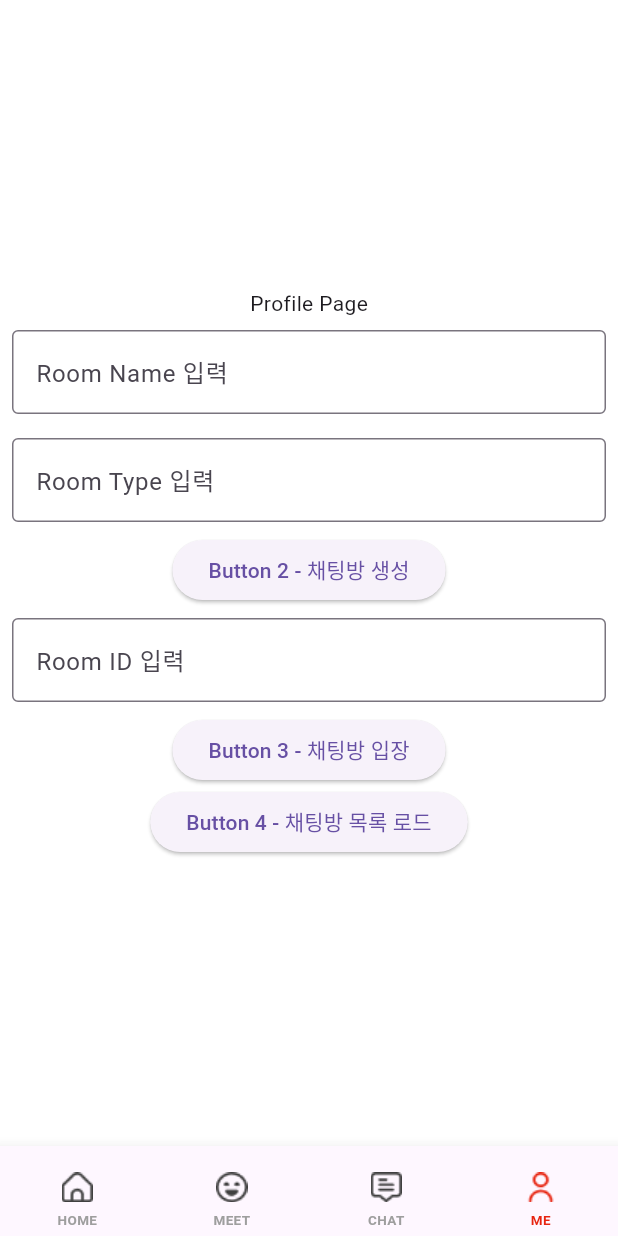
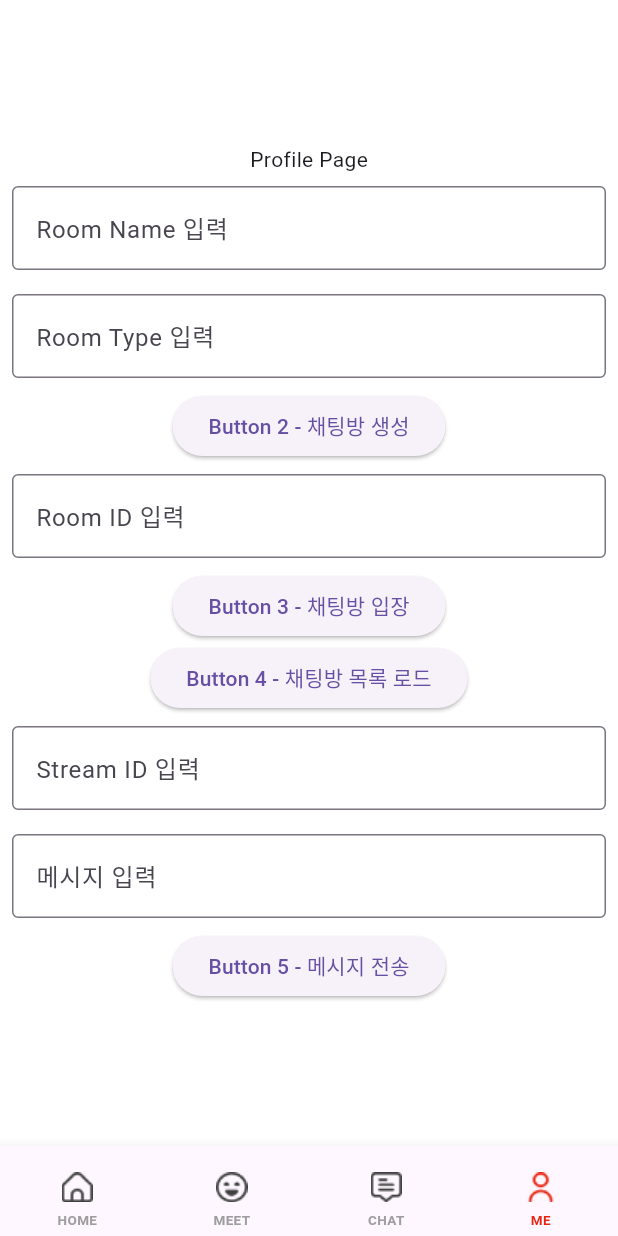
Before and after one commit to helloimda/hoseomeet, a Flutter app: the HomeScreen screen opened directly, item 4 of the bottom bar chosen, on a phone screen of 412 x 824 dp. Run offline on Flutter 3.47's test engine with Material 3 defaults, Android fonts, the phone set to English and light mode, and no system bars; our stand-ins replace sliding_up_panel; Roboto replaces fonts that are missing (Pretendard).

Commit message:
Feat:채팅 전송 테스트연동

```diff
--- /dev/null
+++ b/lib/api/chat/send_message_service.dart
@@ -0,0 +1,49 @@
+import 'dart:convert';
+import 'package:http/http.dart' as http;
+import '../../config.dart'; // config 파일 import
+import '../login/login_service.dart'; // AuthService import
+
+class SendMessageService {
+  final String sendMessageEndpoint = '${AppConfig.baseUrl}/messages/send/stream/';
+  final AuthService _authService;
+
+  SendMessageService(this._authService);
+
+  // 메시지를 보내는 함수
+  Future<void> sendMessage({
+    required int streamId,
+    required String messageContent,
+  }) async {
+    // 저장된 토큰을 가져옵니다.
+    String? token = _authService.accessToken;
+
+    if (token == null) {
+      throw Exception('로그인 토큰이 없습니다. 로그인이 필요합니다.');
+    }
+
+    // 요청 헤더 설정 (Bearer 토큰 추가)
+    final headers = {
+      'accept': 'application/json',
+      'Content-Type': 'application/x-www-form-urlencoded',
+      'Authorization': 'Bearer $token', // Bearer 토큰 추가
+    };
+
+    // 요청 바디 설정 (message_content 포함)
+    final body = {
+      'message_content': messageContent,
+    };
+
+    // POST 요청 보내기
+    final response = await http.post(
+      Uri.parse('$sendMessageEndpoint$streamId?lifetime_seconds=3600'),
+      headers: headers,
+      body: body, // URL 인코딩된 데이터 전송
+    );
+
+    if (response.statusCode == 200) {
+      print('메시지 전송 성공: ${response.body}');
+    } else {
+      throw Exception('메시지 전송에 실패했습니다: ${response.statusCode}');
+    }
+  }
+}
--- a/lib/pages/profile_page.dart
+++ b/lib/pages/profile_page.dart
@@ -3,6 +3,7 @@ import '../../api/login/login_service.dart'; // AuthService import
 import '../../api/chat/create_room_service.dart'; // CreateRoomService import
 import '../../api/chat/subcription_room_service.dart'; // JoinRoomService import
 import '../../api/chat/load_roomlist_service.dart'; // LoadRoomListService import
+import '../../api/chat/send_message_service.dart'; // SendMessageService import
 
 class ProfilePage extends StatefulWidget {
   @override
@@ -14,10 +15,13 @@ class _ProfilePageState extends State<ProfilePage> {
   late final CreateRoomService createRoomService;
   late final JoinRoomService joinRoomService; // JoinRoomService 추가
   late final LoadRoomListService loadRoomListService; // LoadRoomListService 추가
+  late final SendMessageService sendMessageService; // SendMessageService 추가
 
   final TextEditingController _roomNameController = TextEditingController(); // 방 이름 입력용
   final TextEditingController _roomTypeController = TextEditingController(); // 방 타입 입력용
   final TextEditingController _roomIdController = TextEditingController(); // Room ID 입력용
+  final TextEditingController _streamIdController = TextEditingController(); // Stream ID 입력용
+  final TextEditingController _messageController = TextEditingController(); // 메시지 입력용
 
   @override
   void initState() {
@@ -25,6 +29,7 @@ class _ProfilePageState extends State<ProfilePage> {
     createRoomService = CreateRoomService(authService); // CreateRoomService 초기화
     joinRoomService = JoinRoomService(authService); // JoinRoomService 초기화
     loadRoomListService = LoadRoomListService(authService); // LoadRoomListService 초기화
+    sendMessageService = SendMessageService(authService); // SendMessageService 초기화
   }
 
   @override
@@ -32,12 +37,15 @@ class _ProfilePageState extends State<ProfilePage> {
     _roomNameController.dispose(); // 컨트롤러 해제
     _roomTypeController.dispose(); // 컨트롤러 해제
     _roomIdController.dispose(); // 컨트롤러 해제
+    _streamIdController.dispose(); // 컨트롤러 해제
+    _messageController.dispose(); // 컨트롤러 해제
     super.dispose();
   }
 
   @override
   Widget build(BuildContext context) {
     return Center(
+      child: SingleChildScrollView( // 스크롤 가능하도록 추가
         child: Column(
           mainAxisAlignment: MainAxisAlignment.center,
           children: [
@@ -161,7 +169,64 @@ class _ProfilePageState extends State<ProfilePage> {
               },
               child: Text('Button 4 - 채팅방 목록 로드'),
             ),
+
+            // Stream ID 입력 텍스트박스 (메시지 전송용)
+            Padding(
+              padding: const EdgeInsets.all(8.0),
+              child: TextField(
+                controller: _streamIdController,
+                decoration: InputDecoration(
+                  border: OutlineInputBorder(),
+                  labelText: 'Stream ID 입력',
+                ),
+                keyboardType: TextInputType.number, // 숫자 입력용 키보드
+              ),
+            ),
+
+            // 메시지 입력 텍스트박스
+            Padding(
+              padding: const EdgeInsets.all(8.0),
+              child: TextField(
+                controller: _messageController,
+                decoration: InputDecoration(
+                  border: OutlineInputBorder(),
+                  labelText: '메시지 입력',
+                ),
+              ),
+            ),
+
+            ElevatedButton(
+              onPressed: () async {
+                try {
+                  final streamId = int.tryParse(_streamIdController.text);
+                  final messageContent = _messageController.text;
+
+                  if (streamId == null || messageContent.isEmpty) {
+                    ScaffoldMessenger.of(context).showSnackBar(
+                      SnackBar(content: Text('유효한 Stream ID와 메시지를 입력하세요.')),
+                    );
+                    return;
+                  }
+
+                  // SendMessageService를 사용하여 메시지 전송
+                  await sendMessageService.sendMessage(
+                    streamId: streamId,
+                    messageContent: messageContent,
+                  );
+                  ScaffoldMessenger.of(context).showSnackBar(
+                    SnackBar(content: Text('메시지 전송 성공')),
+                  );
+                } catch (error) {
+                  print('오류 발생: $error');
+                  ScaffoldMessenger.of(context).showSnackBar(
+                    SnackBar(content: Text('메시지 전송 실패: $error')),
+                  );
+                }
+              },
+              child: Text('Button 5 - 메시지 전송'),
+            ),
           ],
+        ),
       ),
     );
   }
```
Lines whose indentation alone changed are shown as unchanged.
